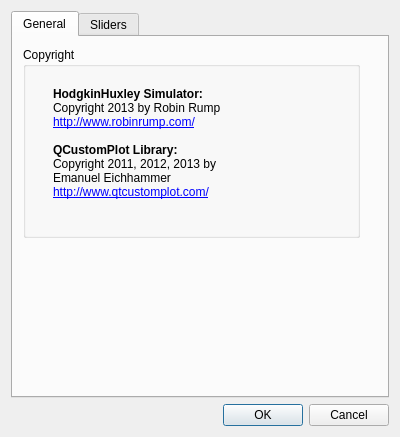
Qt form settings.ui (RobinRump/HodgkinHuxley) before a commit.
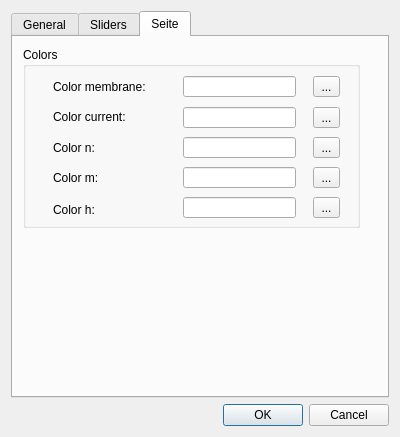
The same form after that commit.

Commit message: #12 - Some work on color feature

Diff of the .ui file:
```diff
--- a/settings.ui
+++ b/settings.ui
@@ -17,7 +17,7 @@
    <item>
     <widget class="QTabWidget" name="tabWidget">
      <property name="currentIndex">
-      <number>0</number>
+      <number>2</number>
      </property>
      <widget class="QWidget" name="tab">
       <attribute name="title">
@@ -423,6 +423,204 @@
        </widget>
       </widget>
      </widget>
+     <widget class="QWidget" name="tabAppearances">
+      <attribute name="title">
+       <string>Seite</string>
+      </attribute>
+      <widget class="QGroupBox" name="groupBoxAppearances">
+       <property name="geometry">
+        <rect>
+         <x>10</x>
+         <y>10</y>
+         <width>337</width>
+         <height>181</height>
+        </rect>
+       </property>
+       <property name="title">
+        <string>Colors</string>
+       </property>
+       <widget class="QLabel" name="colorCurrentLabel">
+        <property name="geometry">
+         <rect>
+          <x>30</x>
+          <y>59</y>
+          <width>121</width>
+          <height>21</height>
+         </rect>
+        </property>
+        <property name="text">
+         <string>Color current:</string>
+        </property>
+       </widget>
+       <widget class="QLabel" name="colorMembraneLabel">
+        <property name="geometry">
+         <rect>
+          <x>30</x>
+          <y>29</y>
+          <width>121</width>
+          <height>21</height>
+         </rect>
+        </property>
+        <property name="text">
+         <string>Color membrane:</string>
+        </property>
+       </widget>
+       <widget class="QLabel" name="colorNLabel">
+        <property name="geometry">
+         <rect>
+          <x>30</x>
+          <y>90</y>
+          <width>121</width>
+          <height>21</height>
+         </rect>
+        </property>
+        <property name="text">
+         <string>Color n:</string>
+        </property>
+       </widget>
+       <widget class="QLabel" name="colorMLabel">
+        <property name="geometry">
+         <rect>
+          <x>30</x>
+          <y>120</y>
+          <width>121</width>
+          <height>21</height>
+         </rect>
+        </property>
+        <property name="text">
+         <string>Color m:</string>
+        </property>
+       </widget>
+       <widget class="QLabel" name="colorHLabel">
+        <property name="geometry">
+         <rect>
+          <x>30</x>
+          <y>152</y>
+          <width>121</width>
+          <height>21</height>
+         </rect>
+        </property>
+        <property name="text">
+         <string>Color h:</string>
+        </property>
+       </widget>
+       <widget class="QToolButton" name="colorMembraneButton">
+        <property name="geometry">
+         <rect>
+          <x>290</x>
+          <y>29</y>
+          <width>27</width>
+          <height>21</height>
+         </rect>
+        </property>
+        <property name="text">
+         <string>...</string>
+        </property>
+       </widget>
+       <widget class="QLineEdit" name="colorMembraneValue">
+        <property name="geometry">
+         <rect>
+          <x>160</x>
+          <y>29</y>
+          <width>113</width>
+          <height>21</height>
+         </rect>
+        </property>
+       </widget>
+       <widget class="QToolButton" name="colorCurrentButton">
+        <property name="geometry">
+         <rect>
+          <x>290</x>
+          <y>60</y>
+          <width>27</width>
+          <height>21</height>
+         </rect>
+        </property>
+        <property name="text">
+         <string>...</string>
+        </property>
+       </widget>
+       <widget class="QLineEdit" name="colorCurrentValue">
+        <property name="geometry">
+         <rect>
+          <x>160</x>
+          <y>60</y>
+          <width>113</width>
+          <height>21</height>
+         </rect>
+        </property>
+       </widget>
+       <widget class="QToolButton" name="colorNButton">
+        <property name="geometry">
+         <rect>
+          <x>290</x>
+          <y>90</y>
+          <width>27</width>
+          <height>21</height>
+         </rect>
+        </property>
+        <property name="text">
+         <string>...</string>
+        </property>
+       </widget>
+       <widget class="QLineEdit" name="colorNValue">
+        <property name="geometry">
+         <rect>
+          <x>160</x>
+          <y>90</y>
+          <width>113</width>
+          <height>21</height>
+         </rect>
+        </property>
+       </widget>
+       <widget class="QToolButton" name="colorMButton">
+        <property name="geometry">
+         <rect>
+          <x>290</x>
+          <y>120</y>
+          <width>27</width>
+          <height>21</height>
+         </rect>
+        </property>
+        <property name="text">
+         <string>...</string>
+        </property>
+       </widget>
+       <widget class="QLineEdit" name="colorMValue">
+        <property name="geometry">
+         <rect>
+          <x>160</x>
+          <y>120</y>
+          <width>113</width>
+          <height>21</height>
+         </rect>
+        </property>
+       </widget>
+       <widget class="QToolButton" name="colorHButton">
+        <property name="geometry">
+         <rect>
+          <x>290</x>
+          <y>150</y>
+          <width>27</width>
+          <height>21</height>
+         </rect>
+        </property>
+        <property name="text">
+         <string>...</string>
+        </property>
+       </widget>
+       <widget class="QLineEdit" name="colorHValue">
+        <property name="geometry">
+         <rect>
+          <x>160</x>
+          <y>150</y>
+          <width>113</width>
+          <height>21</height>
+         </rect>
+        </property>
+       </widget>
+      </widget>
+     </widget>
     </widget>
    </item>
    <item>
```
Left out of the diff: 4 changed lines with no effect on the pictures. The commit also changes 1 other file.
